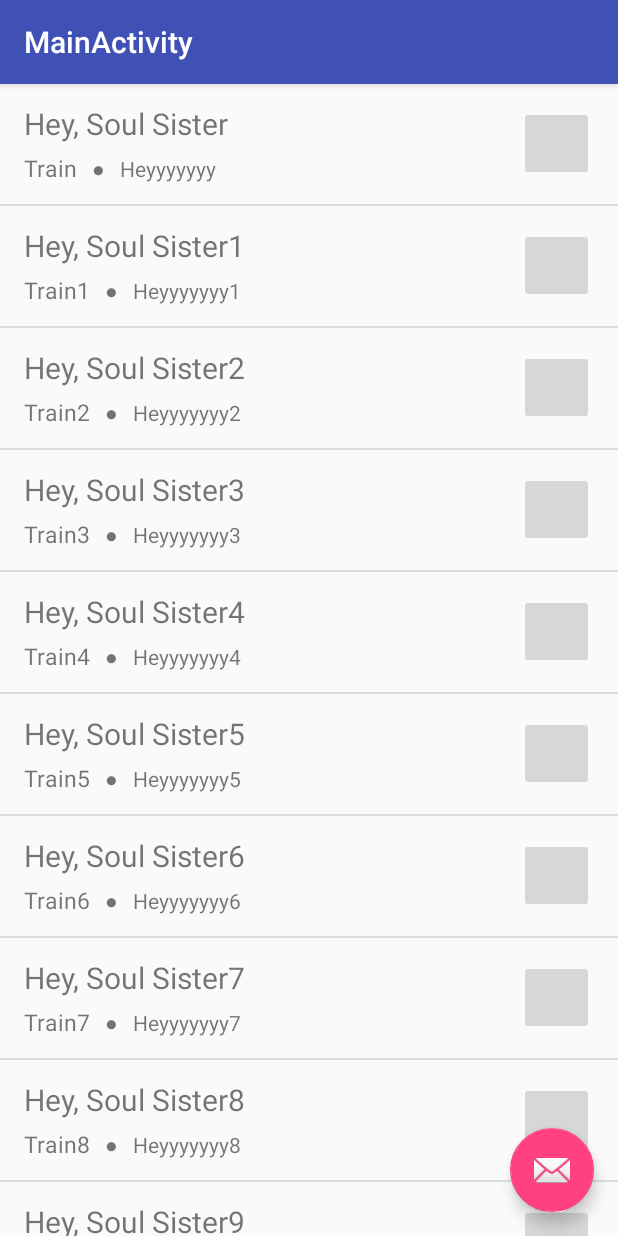
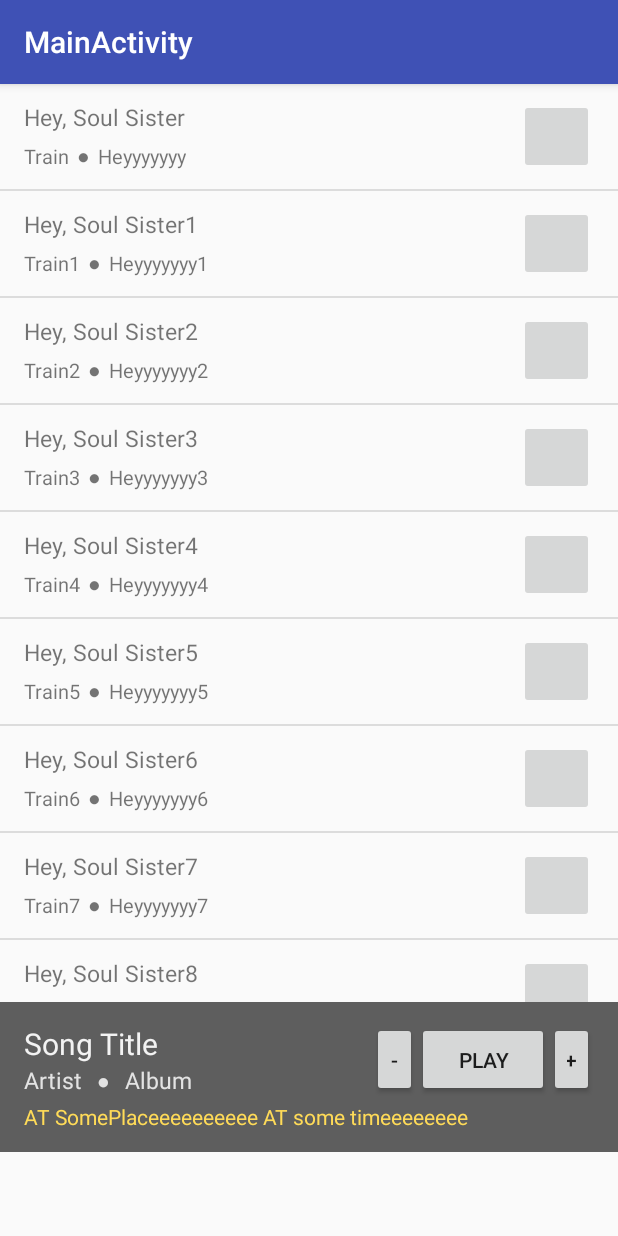
Before and after one commit to pnad0911/Vibe-Music-App, an Android app: the screen it shows after launch (MainActivity), on a phone screen of 412 x 824 dp. Run offline under Robolectric (Android 15) with nearby library versions, the light colour scheme and no system bars.

Commit message:
Media player rudimentary UI

```diff
--- a/Flashback_Player/app/src/main/java/cse_110/flashback_player/MainActivity.java
+++ b/Flashback_Player/app/src/main/java/cse_110/flashback_player/MainActivity.java
@@ -24,14 +24,14 @@ public class MainActivity extends AppCompatActivity {
         Toolbar toolbar = (Toolbar) findViewById(R.id.toolbar);
         setSupportActionBar(toolbar);
 
-        FloatingActionButton fab = (FloatingActionButton) findViewById(R.id.fab);
-        fab.setOnClickListener(new View.OnClickListener() {
-            @Override
-            public void onClick(View view) {
-                Snackbar.make(view, "Replace with your own action", Snackbar.LENGTH_LONG)
-                        .setAction("Action", null).show();
-            }
-        });
+//        FloatingActionButton fab = (FloatingActionButton) findViewById(R.id.fab);
+//        fab.setOnClickListener(new View.OnClickListener() {
+//            @Override
+//            public void onClick(View view) {
+//                Snackbar.make(view, "Replace with your own action", Snackbar.LENGTH_LONG)
+//                        .setAction("Action", null).show();
+//            }
+//        });
 
         sListView = (ListView) findViewById(R.id.song_list);
 
--- a/Flashback_Player/app/src/main/res/layout/activity_main.xml
+++ b/Flashback_Player/app/src/main/res/layout/activity_main.xml
@@ -22,12 +22,4 @@
 
     <include layout="@layout/content_main" />
 
-    <android.support.design.widget.FloatingActionButton
-        android:id="@+id/fab"
-        android:layout_width="wrap_content"
-        android:layout_height="wrap_content"
-        android:layout_gravity="bottom|end"
-        android:layout_margin="@dimen/fab_margin"
-        app:srcCompat="@android:drawable/ic_dialog_email" />
-
 </android.support.design.widget.CoordinatorLayout>
--- a/Flashback_Player/app/src/main/res/layout/content_main.xml
+++ b/Flashback_Player/app/src/main/res/layout/content_main.xml
@@ -6,6 +6,7 @@
     android:layout_height="match_parent"
     app:layout_behavior="@string/appbar_scrolling_view_behavior"
     tools:context="cse_110.flashback_player.MainActivity"
+    tools:layout_editor_absoluteY="81dp"
     tools:showIn="@layout/activity_main">
 
 
@@ -17,6 +18,104 @@
     </ListView>
 
 
+    <LinearLayout
+        android:id="@+id/media_player"
+        android:layout_width="match_parent"
+        android:layout_height="100dp"
+        android:background="#5e5e5e"
+        android:gravity="center_vertical"
+        android:orientation="vertical"
+        android:padding="16dp"
+        app:layout_constraintBottom_toBottomOf="@id/song_list">
 
+        <RelativeLayout
+            android:layout_width="match_parent"
+            android:layout_height="wrap_content"
+            android:orientation="horizontal">
+
+            <LinearLayout
+
+                android:layout_width="wrap_content"
+                android:layout_height="wrap_content"
+                android:layout_centerVertical="true"
+
+                android:gravity="fill_horizontal"
+                android:orientation="vertical">
+
+                <TextView
+                    android:id="@+id/name"
+                    android:layout_width="wrap_content"
+                    android:layout_height="wrap_content"
+                    android:text="Song Title"
+                    android:textColor="#f3f3f3"
+                    android:textSize="20sp" />
+
+                <LinearLayout
+                    android:layout_width="wrap_content"
+                    android:layout_height="wrap_content"
+                    android:orientation="horizontal">
+
+                    <TextView
+                        android:id="@+id/artist"
+                        android:layout_width="wrap_content"
+                        android:layout_height="wrap_content"
+                        android:text="Artist"
+                        android:textColor="#e3e3e3"
+                        android:textSize="15sp" />
+
+                    <TextView
+                        android:layout_width="wrap_content"
+                        android:layout_height="wrap_content"
+                        android:layout_marginHorizontal="10dp"
+                        android:text="●"
+                        android:textColor="#e3e3e3" />
+
+                    <TextView
+                        android:id="@+id/album"
+                        android:layout_width="wrap_content"
+                        android:layout_height="wrap_content"
+                        android:text="Album"
+                        android:textSize="15sp"
+                        android:textColor="#e3e3e3" />
+
+                </LinearLayout>
+
+            </LinearLayout>
+
+            <LinearLayout
+                android:layout_width="wrap_content"
+                android:layout_height="wrap_content"
+                android:layout_alignParentEnd="true">
+
+                <Button
+                    android:id="@+id/next"
+                    android:layout_width="30dp"
+                    android:layout_height="50dp"
+                    android:text="-" />
+
+                <Button
+                    android:id="@+id/play"
+                    android:layout_width="wrap_content"
+                    android:layout_height="50dp"
+                    android:text="Play" />
+
+                <Button
+                    android:id="@+id/previous"
+                    android:layout_width="30dp"
+                    android:layout_height="50dp"
+                    android:text="+" />
+
+            </LinearLayout>
+
+        </RelativeLayout>
+
+        <TextView
+            android:layout_width="wrap_content"
+            android:layout_height="20dp"
+            android:layout_marginTop="3dp"
+            android:text="AT SomePlaceeeeeeeeee AT some timeeeeeeee"
+            android:textColor="#ffdb58" />
+
+    </LinearLayout>
 
 </android.support.constraint.ConstraintLayout>
--- a/Flashback_Player/app/src/main/res/layout/song_list_row.xml
+++ b/Flashback_Player/app/src/main/res/layout/song_list_row.xml
@@ -1,7 +1,7 @@
 <?xml version="1.0" encoding="utf-8"?>
 <RelativeLayout xmlns:android="http://schemas.android.com/apk/res/android"
     android:layout_width="match_parent"
-    android:layout_height="80dp"
+    android:layout_height="70dp"
     android:orientation="horizontal">
 
     <LinearLayout
@@ -19,7 +19,7 @@
             android:layout_width="wrap_content"
             android:layout_height="wrap_content"
             android:text="Song Title"
-            android:textSize="20dp" />
+            android:textSize="15dp" />
 
         <LinearLayout
             android:layout_width="wrap_content"
@@ -32,19 +32,20 @@
                 android:layout_width="wrap_content"
                 android:layout_height="wrap_content"
                 android:text="Artist"
-                android:textSize="15dp" />
+                android:textSize="13dp" />
 
             <TextView
                 android:layout_width="wrap_content"
                 android:layout_height="wrap_content"
-                android:layout_marginHorizontal="10dp"
+                android:layout_marginHorizontal="5dp"
                 android:text="●" />
 
             <TextView
                 android:id="@+id/album"
                 android:layout_width="wrap_content"
                 android:layout_height="wrap_content"
-                android:text="Album" />
+                android:text="Album"
+                android:textSize="13dp" />
 
         </LinearLayout>
 
```
